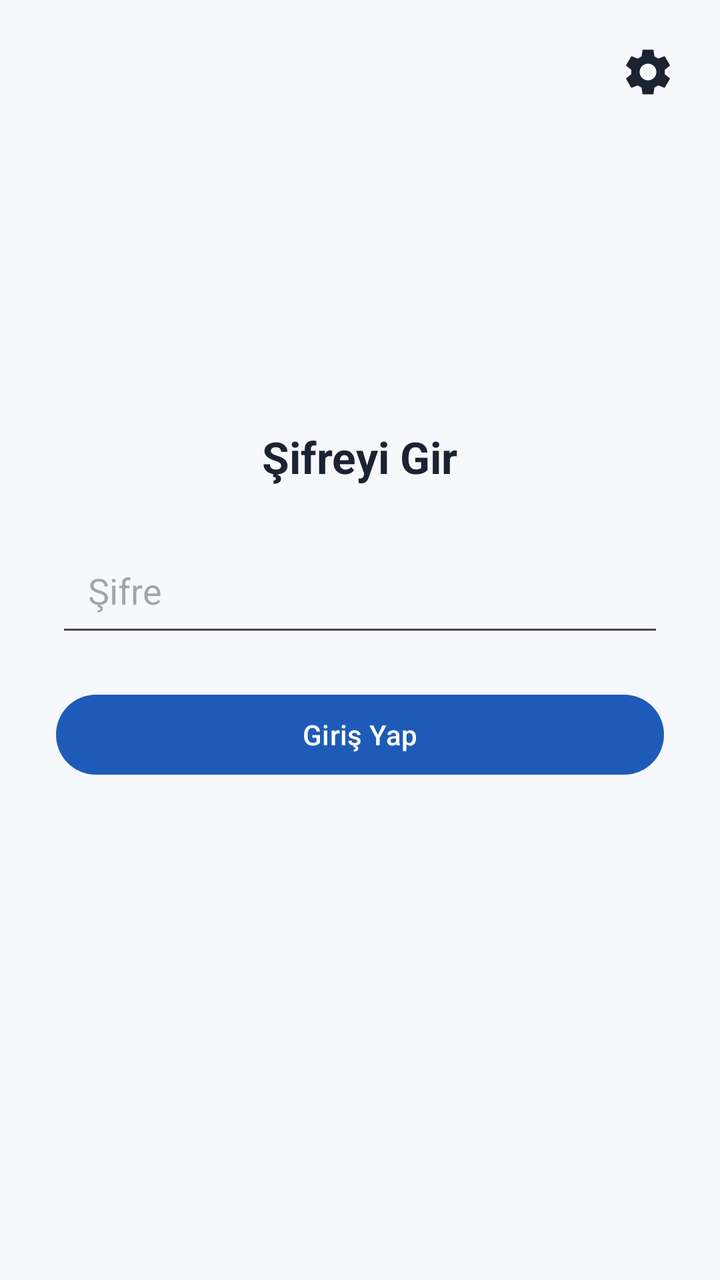
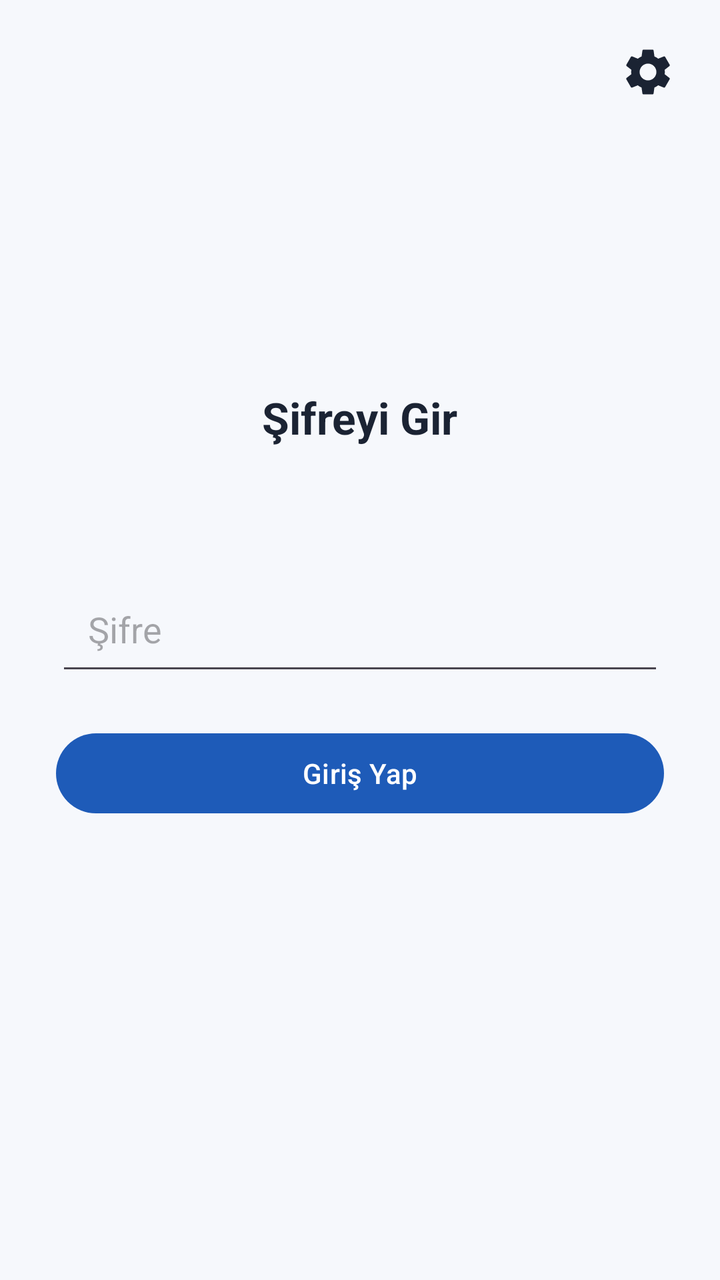

Two renders of the same Android screen: before a commit and after it. Below are the layout's source before the change and the commit's diff.
<!-- AndroidManifest.xml: application theme Theme.SCJ -->
<!-- res/layout/activity_main.xml -->
<?xml version="1.0" encoding="utf-8"?>
<FrameLayout xmlns:android="http://schemas.android.com/apk/res/android"
    android:id="@+id/rootLayout"
    android:layout_width="match_parent"
    android:layout_height="match_parent">

    
    <com.scjegitim.app.BackgroundWebView
        android:id="@+id/webView"
        android:layout_width="match_parent"
        android:layout_height="match_parent"
        android:visibility="gone" />

    
    <ScrollView
        android:id="@+id/lockContainer"
        android:layout_width="match_parent"
        android:layout_height="match_parent"
        android:background="@color/background"
        android:fillViewport="true">

        <LinearLayout
            android:layout_width="match_parent"
            android:layout_height="wrap_content"
            android:gravity="center"
            android:orientation="vertical"
            android:padding="28dp">

            <TextView
                android:id="@+id/lockTitle"
                android:layout_width="wrap_content"
                android:layout_height="wrap_content"
                android:layout_marginBottom="24dp"
                android:text="@string/enter_title"
                android:textColor="@color/on_background"
                android:textSize="22sp"
                android:textStyle="bold" />

            <EditText
                android:id="@+id/passwordInput"
                android:layout_width="match_parent"
                android:layout_height="wrap_content"
                android:autofillHints="password"
                android:hint="@string/password_hint"
                android:importantForAutofill="no"
                android:inputType="textPassword"
                android:maxLines="1"
                android:padding="16dp" />

            <EditText
                android:id="@+id/passwordConfirm"
                android:layout_width="match_parent"
                android:layout_height="wrap_content"
                android:layout_marginTop="12dp"
                android:autofillHints="password"
                android:hint="@string/password_confirm_hint"
                android:importantForAutofill="no"
                android:inputType="textPassword"
                android:maxLines="1"
                android:padding="16dp"
                android:visibility="gone" />

            <Button
                android:id="@+id/unlockButton"
                android:layout_width="match_parent"
                android:layout_height="wrap_content"
                android:layout_marginTop="20dp"
                android:text="@string/enter_button" />

            <TextView
                android:id="@+id/lockMessage"
                android:layout_width="match_parent"
                android:layout_height="wrap_content"
                android:layout_marginTop="16dp"
                android:gravity="center"
                android:textColor="@color/on_background"
                android:textSize="14sp" />
        </LinearLayout>
    </ScrollView>

    
    <ImageButton
        android:id="@+id/settingsButton"
        android:layout_width="48dp"
        android:layout_height="48dp"
        android:layout_gravity="top|end"
        android:layout_margin="12dp"
        android:background="?attr/selectableItemBackgroundBorderless"
        android:contentDescription="@string/menu_settings"
        android:src="@drawable/ic_settings" />

    
    <View
        android:id="@+id/menuScrim"
        android:layout_width="match_parent"
        android:layout_height="match_parent"
        android:clickable="true"
        android:focusable="false"
        android:visibility="gone" />

    
    <LinearLayout
        android:id="@+id/menuPanel"
        android:layout_width="wrap_content"
        android:layout_height="wrap_content"
        android:background="@drawable/bg_panel"
        android:elevation="8dp"
        android:orientation="vertical"
        android:padding="6dp"
        android:visibility="gone">

        <TextView
            android:id="@+id/menuItemSettings"
            style="@style/PanelItem"
            android:drawableStart="@drawable/ic_settings_light"
            android:text="@string/menu_settings" />

        <TextView
            android:id="@+id/menuItemBlack"
            style="@style/PanelItem"
            android:drawableStart="@drawable/ic_power"
            android:text="@string/menu_black" />

        <TextView
            android:id="@+id/menuItemLock"
            style="@style/PanelItem"
            android:drawableStart="@drawable/ic_lock"
            android:text="@string/menu_lock" />
    </LinearLayout>

    
    <com.scjegitim.app.AssistiveTouchView
        android:id="@+id/menuButton"
        android:layout_width="56dp"
        android:layout_height="56dp"
        android:layout_gravity="top|start"
        android:contentDescription="@string/menu_open"
        android:scaleType="fitXY"
        android:src="@drawable/ic_assistive"
        android:visibility="gone" />

    
    <View
        android:id="@+id/blackOverlay"
        android:layout_width="match_parent"
        android:layout_height="match_parent"
        android:background="#000000"
        android:clickable="true"
        android:focusable="true"
        android:visibility="gone" />
</FrameLayout>
<!-- resources referenced by this layout -->
<resources>
  <color name="background">#F6F8FC</color>
  <color name="on_background">#1B2333</color>
  <!-- drawable bg_panel (drawable) -->
  <?xml version="1.0" encoding="utf-8"?>
  <shape xmlns:android="http://schemas.android.com/apk/res/android"
      android:shape="rectangle">
      <solid android:color="#E6202124" />
      <corners android:radius="20dp" />
      <stroke
          android:width="1dp"
          android:color="#33FFFFFF" />
  </shape>
  <!-- drawable ic_lock (drawable) -->
  <vector xmlns:android="http://schemas.android.com/apk/res/android"
      android:width="24dp"
      android:height="24dp"
      android:viewportWidth="24"
      android:viewportHeight="24">
      <path
          android:fillColor="#FFFFFF"
          android:pathData="M18,8h-1L17,6c0,-2.76 -2.24,-5 -5,-5S7,3.24 7,6v2L6,8c-1.1,0 -2,0.9 -2,2v10c0,1.1 0.9,2 2,2h12c1.1,0 2,-0.9 2,-2L20,10c0,-1.1 -0.9,-2 -2,-2zM12,17c-1.1,0 -2,-0.9 -2,-2s0.9,-2 2,-2 2,0.9 2,2 -0.9,2 -2,2zM15.1,8L8.9,8L8.9,6c0,-1.71 1.39,-3.1 3.1,-3.1 1.71,0 3.1,1.39 3.1,3.1v2z" />
  </vector>
  <!-- drawable ic_power (drawable) -->
  <vector xmlns:android="http://schemas.android.com/apk/res/android"
      android:width="24dp"
      android:height="24dp"
      android:viewportWidth="24"
      android:viewportHeight="24">
      <path
          android:fillColor="#FFFFFF"
          android:pathData="M13,3h-2v10h2L13,3zM17.83,5.17l-1.42,1.42C17.99,7.86 19,9.81 19,12c0,3.87 -3.13,7 -7,7s-7,-3.13 -7,-7c0,-2.19 1.01,-4.14 2.58,-5.42L6.17,5.17C4.23,6.82 3,9.26 3,12c0,4.97 4.03,9 9,9s9,-4.03 9,-9c0,-2.74 -1.23,-5.18 -3.17,-6.83z" />
  </vector>
  <string name="enter_button">Giriş Yap</string>
  <string name="enter_title">Şifreyi Gir</string>
  <string name="menu_black">Siyah ekran</string>
  <string name="menu_lock">Uygulamayı kilitle</string>
  <string name="menu_open">Menü</string>
  <string name="menu_settings">Ayarlar</string>
  <string name="password_confirm_hint">Şifre (tekrar)</string>
  <string name="password_hint">Şifre</string>
  <style name="PanelItem">
          <item name="android:layout_width">wrap_content</item>
          <item name="android:layout_height">wrap_content</item>
          <item name="android:background">?attr/selectableItemBackground</item>
          <item name="android:drawablePadding">12dp</item>
          <item name="android:gravity">center_vertical</item>
          <item name="android:minHeight">48dp</item>
          <item name="android:paddingStart">14dp</item>
          <item name="android:paddingEnd">18dp</item>
          <item name="android:textColor">#FFFFFF</item>
          <item name="android:textSize">15sp</item>
          <item name="android:clickable">true</item>
          <item name="android:focusable">true</item>
      </style>
  <style name="Theme.SCJ" parent="Theme.Material3.DayNight.NoActionBar">
          <item name="colorPrimary">@color/primary</item>
          <item name="colorPrimaryDark">@color/primary_dark</item>
          <item name="android:statusBarColor">@color/primary_dark</item>
          <item name="android:windowBackground">@color/background</item>
      </style>
  <color name="primary">#1E5BB8</color>
  <color name="primary_dark">#16448A</color>
  <!-- unchanged entries left out for length: 3 -->
</resources>

<!-- the commit's change to res/layout/activity_main.xml (unified diff, before → after) -->
@@ -36,6 +36,27 @@
                 android:textSize="22sp"
                 android:textStyle="bold" />
 
+            <TextView
+                android:id="@+id/infoText"
+                android:layout_width="match_parent"
+                android:layout_height="wrap_content"
+                android:layout_marginBottom="20dp"
+                android:gravity="center"
+                android:textColor="@color/on_background_muted"
+                android:textSize="14sp" />
+
+            <EditText
+                android:id="@+id/noInput"
+                android:layout_width="match_parent"
+                android:layout_height="wrap_content"
+                android:autofillHints="username"
+                android:hint="@string/no_hint"
+                android:importantForAutofill="no"
+                android:inputType="textCapCharacters|textNoSuggestions"
+                android:maxLines="1"
+                android:padding="16dp"
+                android:visibility="gone" />
+
             <EditText
                 android:id="@+id/passwordInput"
                 android:layout_width="match_parent"
@@ -56,6 +77,18 @@
                 android:hint="@string/password_confirm_hint"
                 android:importantForAutofill="no"
                 android:inputType="textPassword"
+                android:maxLines="1"
+                android:padding="16dp"
+                android:visibility="gone" />
+
+            <EditText
+                android:id="@+id/gmailInput"
+                android:layout_width="match_parent"
+                android:layout_height="wrap_content"
+                android:autofillHints="emailAddress"
+                android:hint="@string/gmail_hint"
+                android:importantForAutofill="no"
+                android:inputType="textEmailAddress"
                 android:maxLines="1"
                 android:padding="16dp"
                 android:visibility="gone" />
<!-- resource entries referenced after the edit -->
@@ -2,6 +2,7 @@
 <resources>
   <color name="background">#F6F8FC</color>
   <color name="on_background">#1B2333</color>
+  <color name="on_background_muted">#5A6578</color>
   <!-- drawable bg_panel (drawable) -->
   <?xml version="1.0" encoding="utf-8"?>
   <shape xmlns:android="http://schemas.android.com/apk/res/android"
@@ -34,10 +35,12 @@
   </vector>
   <string name="enter_button">Giriş Yap</string>
   <string name="enter_title">Şifreyi Gir</string>
+  <string name="gmail_hint">Gmail adresiniz</string>
   <string name="menu_black">Siyah ekran</string>
   <string name="menu_lock">Uygulamayı kilitle</string>
   <string name="menu_open">Menü</string>
   <string name="menu_settings">Ayarlar</string>
+  <string name="no_hint">Giriş numarası (00xxxxxx-xxxxx)</string>
   <string name="password_confirm_hint">Şifre (tekrar)</string>
   <string name="password_hint">Şifre</string>
   <style name="PanelItem">
